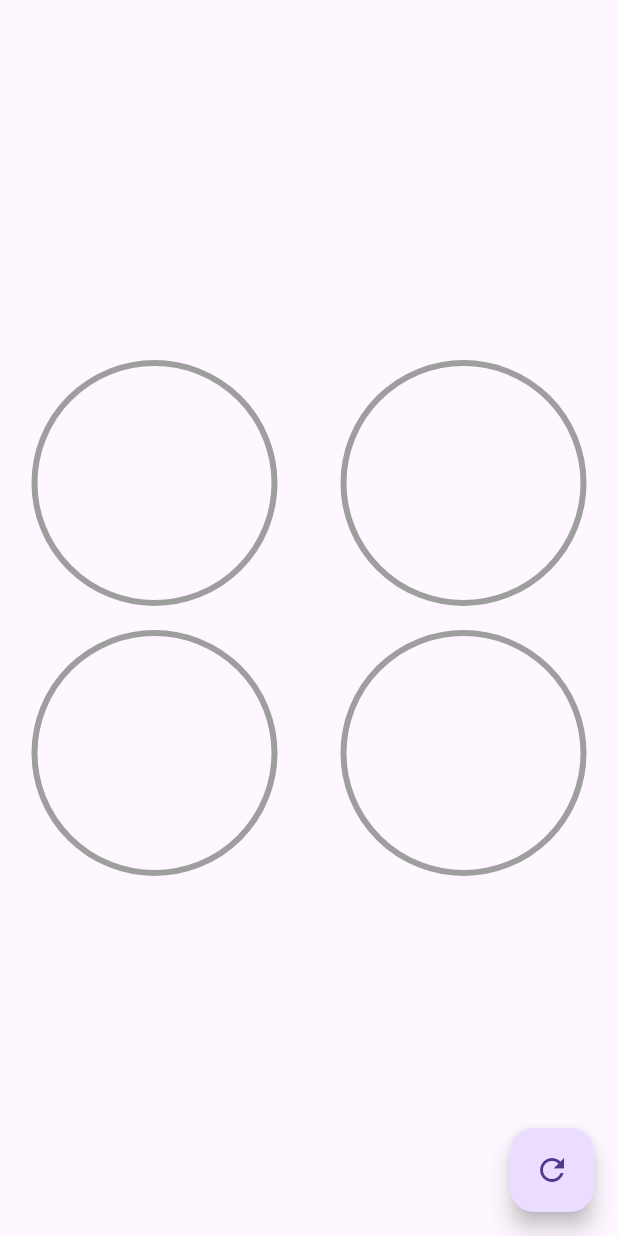
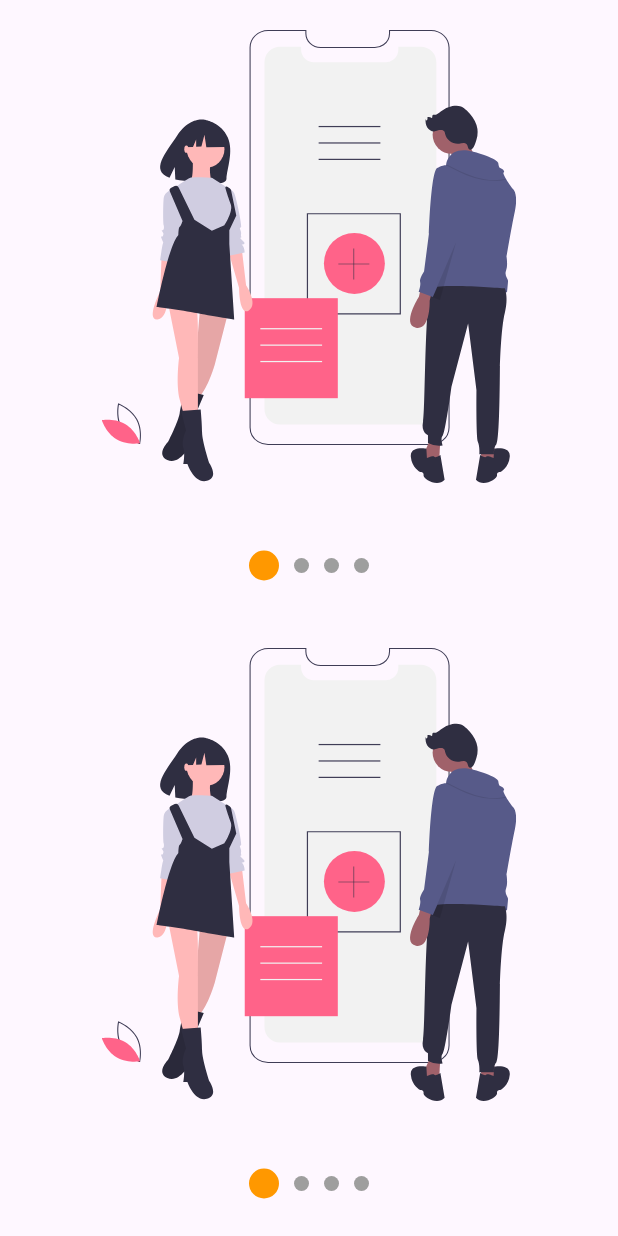
Before and after one commit to Sermio/disenos_app, a Flutter app: the screen it shows after launch, on a phone screen of 412 x 824 dp. Run offline on Flutter 3.47's test engine with Material 3 defaults, Android fonts, the phone set to English and light mode, and no system bars; our stand-ins replace flutter_svg.

Commit message:
section5

```diff
--- a/lib/main.dart
+++ b/lib/main.dart
@@ -1,8 +1,4 @@
-import 'package:disenos_app/src/pages/animaciones_page.dart';
-import 'package:disenos_app/src/labs/circular_progress_page.dart';
-import 'package:disenos_app/src/pages/graficas_circulares_page.dart';
-import 'package:disenos_app/src/pages/headers_page.dart';
-import 'package:disenos_app/src/retos/cuadrado_animado_page.dart';
+import 'package:disenos_app/src/pages/slideshow_page.dart';
 import 'package:flutter/material.dart';
 
 void main() {
@@ -17,7 +13,7 @@ class MyApp extends StatelessWidget {
   Widget build(BuildContext context) {
     return const MaterialApp(
       title: 'Diseños App',
-      home: GraficasCircularesPage(),
+      home: SlideshowPage(),
     );
   }
 }
--- /dev/null
+++ b/lib/src/labs/slideshow_page.dart
@@ -0,0 +1,122 @@
+import 'package:disenos_app/src/models/slider_model.dart';
+import 'package:flutter/material.dart';
+import 'package:flutter_svg/svg.dart';
+import 'package:provider/provider.dart';
+
+class SlideshowPage extends StatelessWidget {
+  const SlideshowPage({super.key});
+
+  @override
+  Widget build(BuildContext context) {
+    return ChangeNotifierProvider(
+      create: (_) => new SliderModel(),
+      child: Scaffold(
+        body: Center(
+          child: Column(
+            children: [Expanded(child: _Slides()), _Dots()],
+          ),
+        ),
+      ),
+    );
+  }
+}
+
+class _Dots extends StatelessWidget {
+  const _Dots({super.key});
+
+  @override
+  Widget build(BuildContext context) {
+    return Container(
+      width: double.infinity,
+      height: 70,
+      child: Row(
+        mainAxisAlignment: MainAxisAlignment.center,
+        children: [_Dot(0), _Dot(1), _Dot(2)],
+      ),
+    );
+  }
+}
+
+class _Dot extends StatelessWidget {
+  const _Dot(this.index);
+
+  final int index;
+
+  @override
+  Widget build(BuildContext context) {
+    final pageViewIndex = Provider.of<SliderModel>(context).currentPage;
+
+    return AnimatedContainer(
+      duration: Duration(milliseconds: 200),
+      width: 12,
+      height: 12,
+      margin: EdgeInsets.symmetric(horizontal: 5),
+      decoration: BoxDecoration(
+          color: (pageViewIndex >= index - 0.5 && pageViewIndex < index + 0.5)
+              ? Colors.blue
+              : Colors.grey,
+          shape: BoxShape.circle),
+    );
+  }
+}
+
+class _Slides extends StatefulWidget {
+  const _Slides({super.key});
+
+  @override
+  State<_Slides> createState() => _SlidesState();
+}
+
+class _SlidesState extends State<_Slides> {
+  final pageViewController = new PageController();
+
+  @override
+  void initState() {
+    // TODO: implement initState
+    pageViewController.addListener(
+      () {
+        print('pagina: ${pageViewController.page}');
+        Provider.of<SliderModel>(context, listen: false).currentPage =
+            pageViewController.page!;
+      },
+    );
+    super.initState();
+  }
+
+  @override
+  void dispose() {
+    // TODO: implement dispose
+    pageViewController.dispose();
+    super.dispose();
+  }
+
+  @override
+  Widget build(BuildContext context) {
+    return Container(
+      child: PageView(
+        controller: pageViewController,
+        children: [
+          _Slide('assets/svgs/slide-1.svg'),
+          _Slide('assets/svgs/slide-2.svg'),
+          _Slide('assets/svgs/slide-3.svg'),
+        ],
+      ),
+    );
+  }
+}
+
+class _Slide extends StatelessWidget {
+  const _Slide(this.svg);
+
+  final String svg;
+
+  @override
+  Widget build(BuildContext context) {
+    return Container(
+      width: double.infinity,
+      height: double.infinity,
+      padding: EdgeInsets.all(20),
+      child: SvgPicture.asset(svg),
+    );
+  }
+}
--- /dev/null
+++ b/lib/src/models/slider_model.dart
@@ -0,0 +1,12 @@
+import 'package:flutter/material.dart';
+
+class SliderModel with ChangeNotifier {
+  double _currentPage = 0;
+
+  double get currentPage => this._currentPage;
+
+  set currentPage(double pagina) {
+    this._currentPage = pagina;
+    notifyListeners();
+  }
+}
--- /dev/null
+++ b/lib/src/pages/slideshow_page.dart
@@ -0,0 +1,41 @@
+import 'package:disenos_app/src/widgets/slideshow.dart';
+import 'package:flutter/material.dart';
+import 'package:flutter_svg/svg.dart';
+
+class SlideshowPage extends StatelessWidget {
+  const SlideshowPage({super.key});
+
+  @override
+  Widget build(BuildContext context) {
+    return Scaffold(
+      body: Column(
+        children: [
+          Expanded(child: MiSlideshow()),
+          Expanded(child: MiSlideshow())
+        ],
+      ),
+    );
+  }
+}
+
+class MiSlideshow extends StatelessWidget {
+  const MiSlideshow({
+    super.key,
+  });
+
+  @override
+  Widget build(BuildContext context) {
+    return Slideshow(
+      puntosArriba: false,
+      colorPrimario: Colors.orange,
+      bulletPrimario: 20,
+      bulletSecundario: 10,
+      slides: [
+        SvgPicture.asset('assets/svgs/slide-1.svg'),
+        SvgPicture.asset('assets/svgs/slide-1.svg'),
+        SvgPicture.asset('assets/svgs/slide-1.svg'),
+        SvgPicture.asset('assets/svgs/slide-2.svg'),
+      ],
+    );
+  }
+}
--- /dev/null
+++ b/lib/src/widgets/slideshow.dart
@@ -0,0 +1,213 @@
+import 'package:flutter/material.dart';
+import 'package:provider/provider.dart';
+
+class Slideshow extends StatelessWidget {
+  const Slideshow(
+      {required this.slides,
+      this.puntosArriba = false,
+      this.colorPrimario = Colors.blue,
+      this.colorSecundario = Colors.grey,
+      this.bulletPrimario = 12,
+      this.bulletSecundario = 12});
+
+  final List<Widget> slides;
+  final bool puntosArriba;
+  final Color colorPrimario;
+  final Color colorSecundario;
+  final double bulletPrimario;
+  final double bulletSecundario;
+
+  @override
+  Widget build(BuildContext context) {
+    return ChangeNotifierProvider(
+      create: (_) => _SlideshowModel(),
+      child: SafeArea(
+        child: Center(child: Builder(
+          builder: (context) {
+            Provider.of<_SlideshowModel>(context).colorPrimario =
+                this.colorPrimario;
+            Provider.of<_SlideshowModel>(context).colorSecundario =
+                this.colorSecundario;
+            Provider.of<_SlideshowModel>(context).bulletPrimario =
+                this.bulletPrimario;
+            Provider.of<_SlideshowModel>(context).bulletSecundario =
+                this.bulletSecundario;
+
+            return _CrearEstructuraSlideshow(
+                puntosArriba: puntosArriba, slides: slides);
+          },
+        )),
+      ),
+    );
+  }
+}
+
+class _CrearEstructuraSlideshow extends StatelessWidget {
+  const _CrearEstructuraSlideshow({
+    super.key,
+    required this.puntosArriba,
+    required this.slides,
+  });
+
+  final bool puntosArriba;
+  final List<Widget> slides;
+
+  @override
+  Widget build(BuildContext context) {
+    return Column(
+      children: [
+        if (this.puntosArriba) _Dots(this.slides.length),
+        Expanded(child: _Slides(this.slides)),
+        if (!this.puntosArriba) _Dots(this.slides.length),
+      ],
+    );
+  }
+}
+
+class _Dots extends StatelessWidget {
+  const _Dots(this.totalSlides);
+
+  final int totalSlides;
+
+  @override
+  Widget build(BuildContext context) {
+    return Container(
+      width: double.infinity,
+      height: 70,
+      child: Row(
+        mainAxisAlignment: MainAxisAlignment.center,
+        children: List.generate(this.totalSlides, (i) => _Dot(i)),
+      ),
+    );
+  }
+}
+
+class _Dot extends StatelessWidget {
+  const _Dot(this.index);
+
+  final int index;
+
+  @override
+  Widget build(BuildContext context) {
+    final ssModel = Provider.of<_SlideshowModel>(context);
+    double bulletSize;
+    Color color;
+
+    if (ssModel.currentPage >= index - 0.5 &&
+        ssModel.currentPage < index + 0.5) {
+      bulletSize = ssModel.bulletPrimario;
+      color = ssModel.colorPrimario;
+    } else {
+      bulletSize = ssModel.bulletSecundario;
+      color = ssModel.colorSecundario;
+    }
+
+    return AnimatedContainer(
+      duration: Duration(milliseconds: 200),
+      width: bulletSize,
+      height: bulletSize,
+      margin: EdgeInsets.symmetric(horizontal: 5),
+      decoration: BoxDecoration(
+          color: (ssModel.currentPage >= index - 0.5 &&
+                  ssModel.currentPage < index + 0.5)
+              ? color
+              : color,
+          shape: BoxShape.circle),
+    );
+  }
+}
+
+class _Slides extends StatefulWidget {
+  const _Slides(this.slides);
+
+  final List<Widget> slides;
+
+  @override
+  State<_Slides> createState() => _SlidesState();
+}
+
+class _SlidesState extends State<_Slides> {
+  final pageViewController = new PageController();
+
+  @override
+  void initState() {
+    pageViewController.addListener(
+      () {
+        Provider.of<_SlideshowModel>(context, listen: false).currentPage =
+            pageViewController.page!;
+      },
+    );
+    super.initState();
+  }
+
+  @override
+  void dispose() {
+    pageViewController.dispose();
+    super.dispose();
+  }
+
+  @override
+  Widget build(BuildContext context) {
+    return Container(
+      child: PageView(
+        controller: pageViewController,
+        children: widget.slides
+            .map(
+              (slide) => _Slide(slide),
+            )
+            .toList(),
+      ),
+    );
+  }
+}
+
+class _Slide extends StatelessWidget {
+  const _Slide(this.slide);
+
+  final Widget slide;
+
+  @override
+  Widget build(BuildContext context) {
+    return Container(
+      width: double.infinity,
+      height: double.infinity,
+      padding: EdgeInsets.all(20),
+      child: slide,
+    );
+  }
+}
+
+class _SlideshowModel with ChangeNotifier {
+  double _currentPage = 0;
+  Color _colorPrimario = Colors.blue;
+  Color _colorSecundario = Colors.blue;
+  double _bulletPrimario = 12;
+  double _bulletSecundario = 12;
+
+  double get currentPage => this._currentPage;
+  Color get colorPrimario => this._colorPrimario;
+  Color get colorSecundario => this._colorSecundario;
+  double get bulletPrimario => this._bulletPrimario;
+  double get bulletSecundario => this._bulletSecundario;
+
+  set currentPage(double pagina) {
+    this._currentPage = pagina;
+    notifyListeners();
+  }
+
+  set colorPrimario(Color color) {
+    this._colorPrimario = color;
+  }
+
+  set colorSecundario(Color color) {
+    this._colorSecundario = color;
+  }
+
+  set bulletPrimario(double bulletSize) {
+    this._bulletPrimario = bulletSize;
+  }
+
+  set bulletSecundario(double bulletSize) {
+    this._bulletSecundario = bulletSize;
+  }
+}
```
Also changed, not shown: pubspec.yaml (+4 -3 lines), assets/svgs/slide-1.svg (added), assets/svgs/slide-2.svg (added), assets/svgs/slide-3.svg (added), assets/svgs/slide-4.svg (added), assets/svgs/slide-5.svg (added), pubspec.lock.
